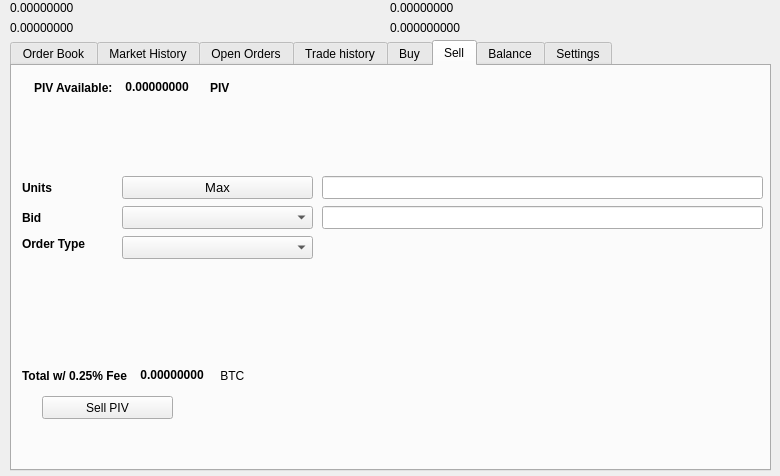
Old version of the form src/qt/forms/tradingdialog.ui in the repository SMRT2/smrt-test.
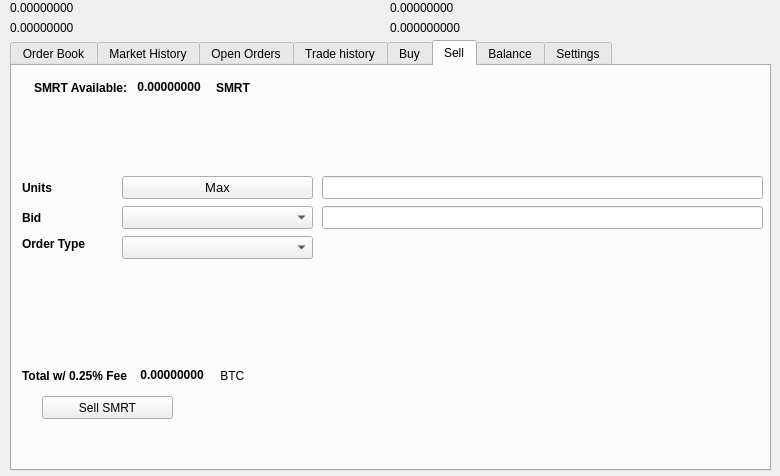
New version of the form. The open tabs and pages were chosen to show the change. Icons and pictures are not drawn.

Commit message: SMRT ticker update

Diff of the .ui file:
```diff
--- a/src/qt/forms/tradingdialog.ui
+++ b/src/qt/forms/tradingdialog.ui
@@ -1751,7 +1751,7 @@
       </rect>
      </property>
      <property name="text">
-      <string>Sell PIV</string>
+      <string>Sell SMRT</string>
      </property>
      <property name="icon">
       <iconset resource="../smrt">
@@ -1777,7 +1777,7 @@
          </font>
         </property>
         <property name="text">
-         <string>PIV Available:</string>
+         <string>SMRT Available:</string>
         </property>
        </widget>
       </item>
@@ -2221,7 +2221,7 @@
          </font>
         </property>
         <property name="text">
-         <string>PIV</string>
+         <string>SMRT</string>
         </property>
        </widget>
       </item>
```
Left out of the diff: 34 changed lines with no effect on the pictures. The commit also changes 116 other files.
